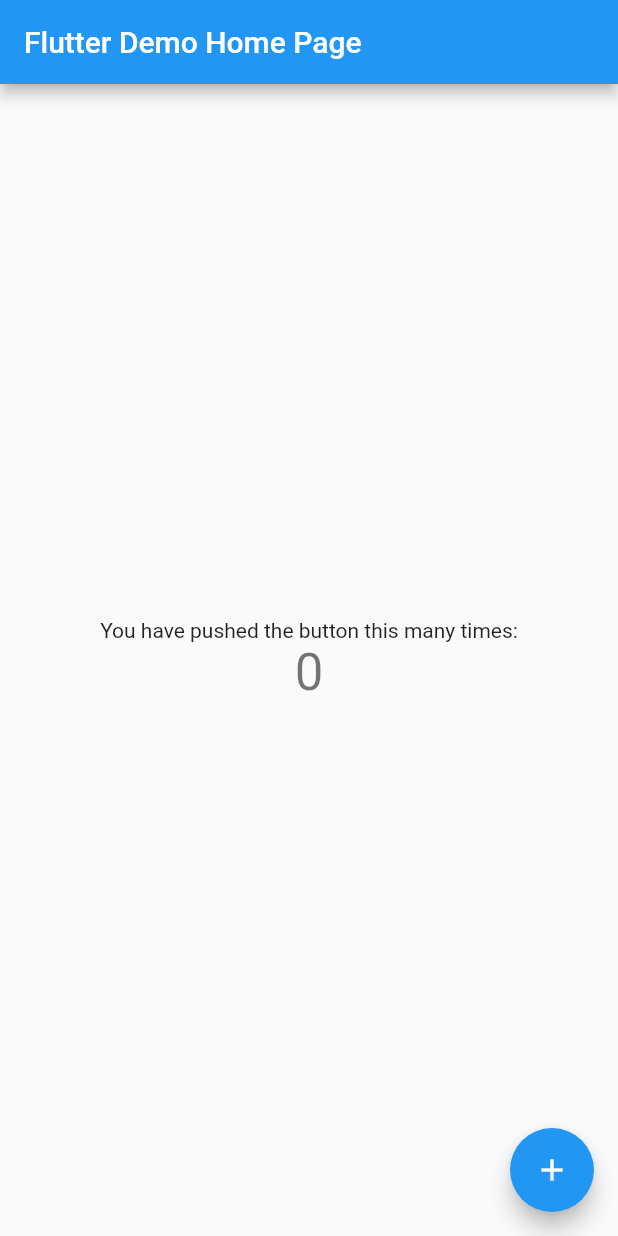
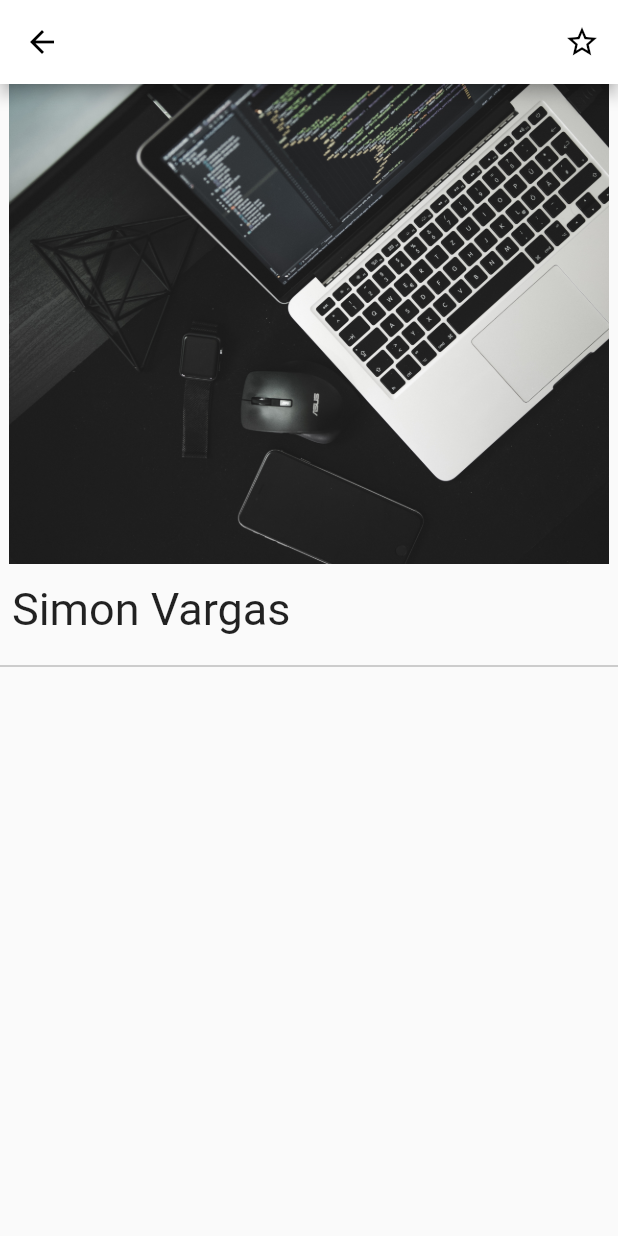
Before and after one commit to simonjv01/contactprofile, a Flutter app: the screen it shows after launch, on a phone screen of 412 x 824 dp. Run offline on Flutter 3.47's test engine with Material 2 defaults, Android fonts, the phone set to English and light mode, and no system bars.

```diff
--- a/lib/main.dart
+++ b/lib/main.dart
@@ -1,115 +1,79 @@
 import 'package:flutter/material.dart';
 
-void main() {
-  runApp(const MyApp());
-}
+//App's entry point
+void main() => runApp(const ContactProfile());
 
-class MyApp extends StatelessWidget {
-  const MyApp({Key? key}) : super(key: key);
+class ContactProfile extends
+    StatelessWidget {
+  const ContactProfile({Key? key}) : super(key: key);
 
-  // This widget is the root of your application.
   @override
   Widget build(BuildContext context) {
     return MaterialApp(
-      title: 'Flutter Demo',
-      theme: ThemeData(
-        // This is the theme of your application.
-        //
-        // Try running your application with "flutter run". You'll see the
-        // application has a blue toolbar. Then, without quitting the app, try
-        // changing the primarySwatch below to Colors.green and then invoke
-        // "hot reload" (press "r" in the console where you ran "flutter run",
-        // or simply save your changes to "hot reload" in a Flutter IDE).
-        // Notice that the counter didn't reset back to zero; the application
-        // is not restarted.
-        primarySwatch: Colors.blue,
+      debugShowCheckedModeBanner: false,
+      home: Scaffold(
+        appBar: AppBar(
+          //Adding background color to AppBar
+          backgroundColor: Colors.white,
+          //Adding back arrow for leading property.
+          //Back arrow appears at the top-left of AppBar
+          leading: const Icon(
+            Icons.arrow_back,
+            color: Colors.black,
+          ),
+          actions: <Widget>[
+            //Adding Star icon for favoring the contact.
+            //This IconButton responds to user's tap,
+            //and prints the message.
+            IconButton(
+              icon: const Icon(Icons.star_border),
+              color: Colors.black,
+              onPressed: () {
+                print("Contact is starred");
+              },
+            ),
+          ]
+        ),
+        //NEW CODE: Added container
+        body: ListView (
+          children: <Widget>[
+            Column(
+              children: <Widget>[
+                //Container for adding Profile picture
+                SizedBox(
+                  //Container is stretched horizontally
+                  width: double.infinity,
+                  //Image is fetched from url
+                  child: Image.asset(
+                      'assets/images/altumcode-unsplash.jpg'),
+                  height: 320,
+                ),
+                //NEW CODE: Adding Display Name
+                SizedBox(
+                  height: 60,
+                  child: Row(
+                    //Aligning text to the start of the widget
+                    mainAxisAlignment: MainAxisAlignment.start,
+                    children: const <Widget>[
+                      Padding(
+                        padding: EdgeInsets.all(8.0),
+                        child: Text(
+                          "Simon Vargas",
+                          style: TextStyle(fontSize: 30),
+                        )
+                      )
+                    ],
+                  ),
+                ),
+                //NEW CODE: Adding Divider below the display name
+                const Divider(
+                  color: Colors.grey,
+                )
+              ],
+            )
+          ]
+        )
       ),
-      home: const MyHomePage(title: 'Flutter Demo Home Page'),
     );
   }
 }
-
-class MyHomePage extends StatefulWidget {
-  const MyHomePage({Key? key, required this.title}) : super(key: key);
-
-  // This widget is the home page of your application. It is stateful, meaning
-  // that it has a State object (defined below) that contains fields that affect
-  // how it looks.
-
-  // This class is the configuration for the state. It holds the values (in this
-  // case the title) provided by the parent (in this case the App widget) and
-  // used by the build method of the State. Fields in a Widget subclass are
-  // always marked "final".
-
-  final String title;
-
-  @override
-  State<MyHomePage> createState() => _MyHomePageState();
-}
-
-class _MyHomePageState extends State<MyHomePage> {
-  int _counter = 0;
-
-  void _incrementCounter() {
-    setState(() {
-      // This call to setState tells the Flutter framework that something has
-      // changed in this State, which causes it to rerun the build method below
-      // so that the display can reflect the updated values. If we changed
-      // _counter without calling setState(), then the build method would not be
-      // called again, and so nothing would appear to happen.
-      _counter++;
-    });
-  }
-
-  @override
-  Widget build(BuildContext context) {
-    // This method is rerun every time setState is called, for instance as done
-    // by the _incrementCounter method above.
-    //
-    // The Flutter framework has been optimized to make rerunning build methods
-    // fast, so that you can just rebuild anything that needs updating rather
-    // than having to individually change instances of widgets.
-    return Scaffold(
-      appBar: AppBar(
-        // Here we take the value from the MyHomePage object that was created by
-        // the App.build method, and use it to set our appbar title.
-        title: Text(widget.title),
-      ),
-      body: Center(
-        // Center is a layout widget. It takes a single child and positions it
-        // in the middle of the parent.
-        child: Column(
-          // Column is also a layout widget. It takes a list of children and
-          // arranges them vertically. By default, it sizes itself to fit its
-          // children horizontally, and tries to be as tall as its parent.
-          //
-          // Invoke "debug painting" (press "p" in the console, choose the
-          // "Toggle Debug Paint" action from the Flutter Inspector in Android
-          // Studio, or the "Toggle Debug Paint" command in Visual Studio Code)
-          // to see the wireframe for each widget.
-          //
-          // Column has various properties to control how it sizes itself and
-          // how it positions its children. Here we use mainAxisAlignment to
-          // center the children vertically; the main axis here is the vertical
-          // axis because Columns are vertical (the cross axis would be
-          // horizontal).
-          mainAxisAlignment: MainAxisAlignment.center,
-          children: <Widget>[
-            const Text(
-              'You have pushed the button this many times:',
-            ),
-            Text(
-              '$_counter',
-              style: Theme.of(context).textTheme.headline4,
-            ),
-          ],
-        ),
-      ),
-      floatingActionButton: FloatingActionButton(
-        onPressed: _incrementCounter,
-        tooltip: 'Increment',
-        child: const Icon(Icons.add),
-      ), // This trailing comma makes auto-formatting nicer for build methods.
-    );
-  }
-}
--- a/pubspec.yaml
+++ b/pubspec.yaml
@@ -56,6 +56,8 @@ flutter:
   # included with your application, so that you can use the icons in
   # the material Icons class.
   uses-material-design: true
+  assets:
+    - assets/images/
 
   # To add assets to your application, add an assets section, like this:
   # assets:
```
Also changed, not shown: assets/images/altumcode-unsplash.jpg (added), 2 other files.
